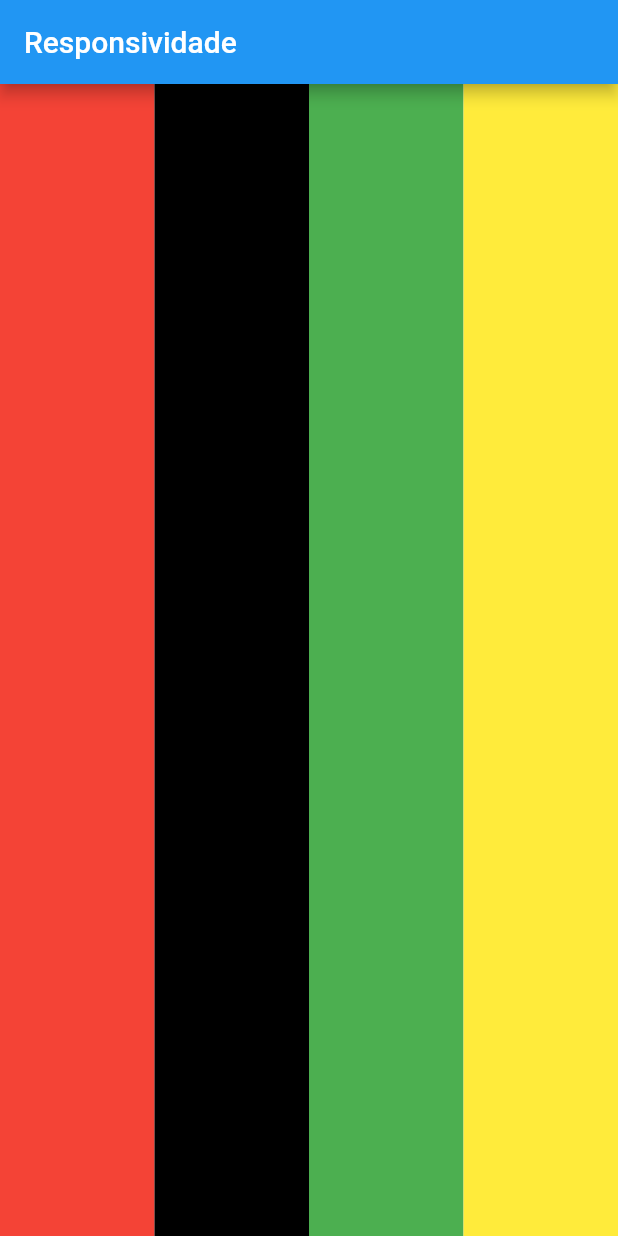
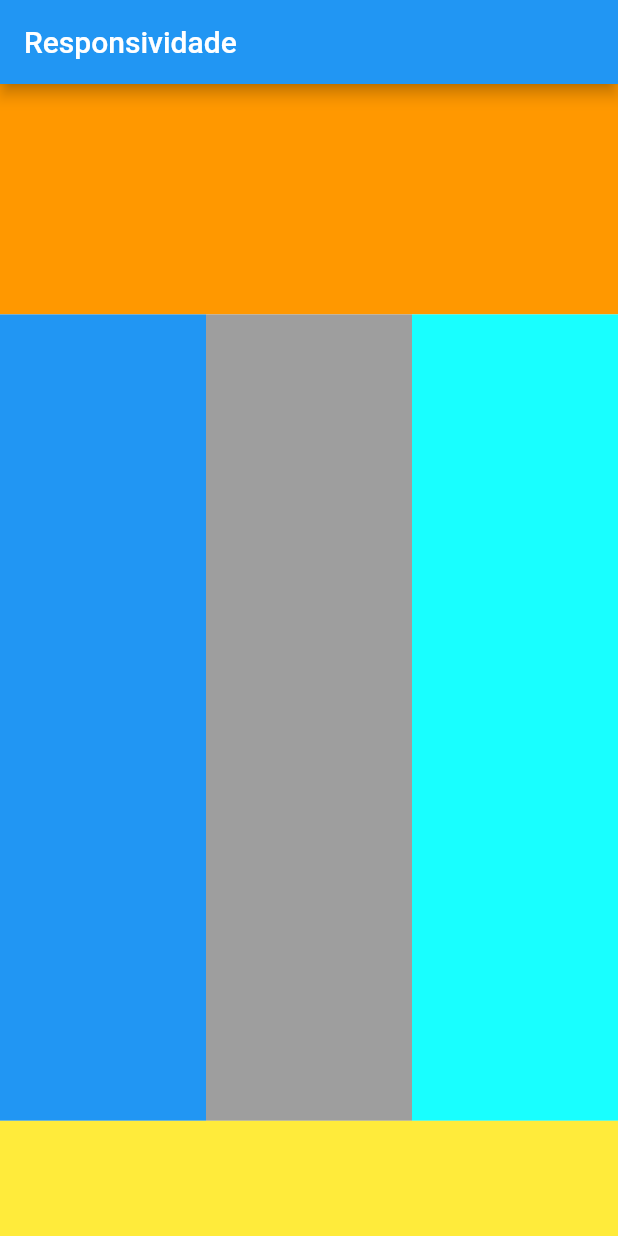
Before and after one commit to felipeioavasso/flutterWeb, a Flutter app: the screen it shows after launch, on a phone screen of 412 x 824 dp. Run offline on Flutter 3.47's test engine with Material 2 defaults, Android fonts, the phone set to English and light mode, and no system bars.

Commit message:
Responsividade com row e column

```diff
--- a/lib/main.dart
+++ b/lib/main.dart
@@ -1,11 +1,13 @@
 import 'package:flutter/material.dart';
 import 'package:flutter_web_aula/responsividade/responsividade_media_query.dart';
+import 'package:flutter_web_aula/responsividade/responsividade_row_col.dart';
 
 void main() {
   runApp(const MaterialApp(
     debugShowCheckedModeBanner: false,
     title: 'Flutter Web',
-    home: ResponsividadeMediaQuery(),
+    //home: ResponsividadeMediaQuery(),
+    home: ResponsividadeRolCol(),
 
   ));
 }
--- /dev/null
+++ b/lib/responsividade/responsividade_row_col.dart
@@ -0,0 +1,77 @@
+import 'package:flutter/material.dart';
+
+class ResponsividadeRolCol extends StatefulWidget {
+  const ResponsividadeRolCol({Key? key}) : super(key: key);
+
+  @override
+  State<ResponsividadeRolCol> createState() => _ResponsividadeRolColState();
+}
+
+class _ResponsividadeRolColState extends State<ResponsividadeRolCol> {
+  @override
+  Widget build(BuildContext context) {
+
+    // Responsividade
+    var altura = MediaQuery.of(context).size.height;
+
+    return Scaffold(
+
+      appBar: AppBar(
+        title: const Text('Responsividade'),
+      ),
+
+      body: Column(
+        children: [
+
+          Expanded(
+            flex: 2,
+            child: Container(
+              color: Colors.orange,
+              height: altura,
+            ),
+          ),
+
+          Expanded(
+            flex: 7,
+            child: Row(
+              children: [
+
+                Expanded(
+                  flex: 2,
+                  child: Container(
+                    color: Colors.blue,
+                  ),
+                ),
+
+                Expanded(
+                  flex: 2,
+                  child: Container(
+                    color: Colors.grey,
+                  ),
+                ),
+
+                Expanded(
+                  flex: 2,
+                  child: Container(
+                    color: Colors.cyanAccent,
+                  ),
+                ),
+
+              ],
+            ),
+          ),
+
+          Expanded(
+            flex: 1,
+            child: Container(
+              color: Colors.yellow,
+              height: altura,
+            ),
+          ),
+
+        ],
+      ),
+
+    );
+  }
+}
```
